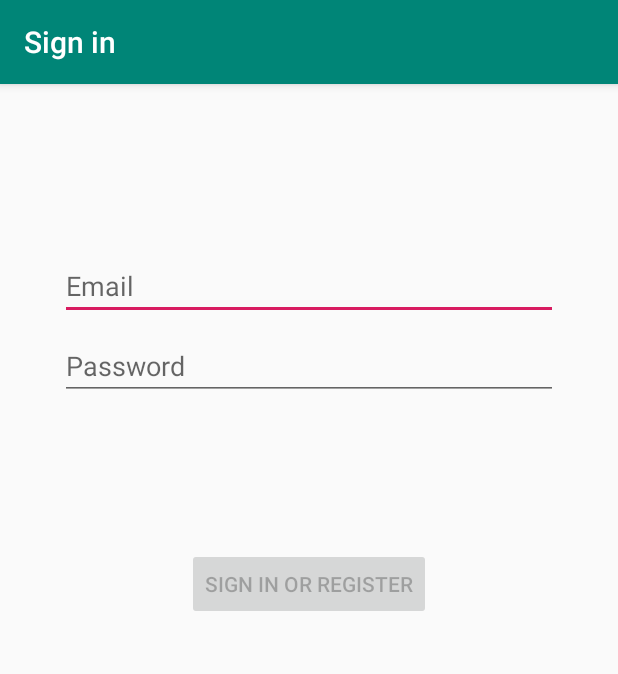
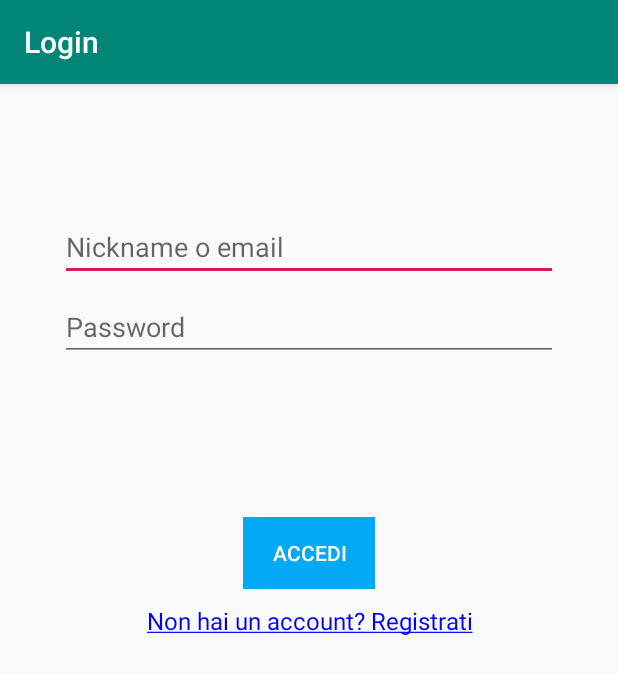
Before and after one commit to therealtod/MidiChallenge, an Android app: the LoginActivity screen opened directly, with no data from a screen before it, on a phone screen of 412 x 824 dp. Shown: the top 674 px of the screen. Run offline under Robolectric (Android 15) with nearby library versions, the phone set to English and light mode, and no system bars.

Commit message:
loginActivity and SignUpActivity progress

```diff
--- a/app/src/main/java/com/example/midichallenge/ui/login/LoginActivity.kt
+++ b/app/src/main/java/com/example/midichallenge/ui/login/LoginActivity.kt
@@ -1,6 +1,7 @@
 package com.example.midichallenge.ui.login
 
 import android.app.Activity
+import android.content.Intent
 import androidx.lifecycle.Observer
 import androidx.lifecycle.ViewModelProviders
 import android.os.Bundle
@@ -10,10 +11,8 @@ import android.text.Editable
 import android.text.TextWatcher
 import android.view.View
 import android.view.inputmethod.EditorInfo
-import android.widget.Button
-import android.widget.EditText
-import android.widget.ProgressBar
-import android.widget.Toast
+import android.widget.*
+import androidx.core.content.ContextCompat
 
 import com.example.midichallenge.R
 
@@ -26,10 +25,10 @@ class LoginActivity : AppCompatActivity() {
 
         setContentView(R.layout.activity_login)
 
-        val username = findViewById<EditText>(R.id.username)
-        val password = findViewById<EditText>(R.id.password)
-        val login = findViewById<Button>(R.id.login)
-        val loading = findViewById<ProgressBar>(R.id.loading)
+        val username = findViewById<EditText>(R.id.login_username)
+        val password = findViewById<EditText>(R.id.login_password)
+        val loginButton = findViewById<Button>(R.id.login_button)
+        val loading = findViewById<ProgressBar>(R.id.login_loading)
 
         loginViewModel = ViewModelProviders.of(this, LoginViewModelFactory())
             .get(LoginViewModel::class.java)
@@ -38,7 +37,7 @@ class LoginActivity : AppCompatActivity() {
             val loginState = it ?: return@Observer
 
             // disable login button unless both username / password is valid
-            login.isEnabled = loginState.isDataValid
+            loginButton.isEnabled = loginState.isDataValid
 
             if (loginState.usernameError != null) {
                 username.error = getString(loginState.usernameError)
@@ -90,10 +89,17 @@ class LoginActivity : AppCompatActivity() {
                 false
             }
 
-            login.setOnClickListener {
+            loginButton.setOnClickListener {
                 loading.visibility = View.VISIBLE
                 loginViewModel.login(username.text.toString(), password.text.toString())
             }
+        }
+
+        val signUpLink : TextView = findViewById(R.id.login_signUp_link)
+        signUpLink.setOnClickListener { view ->
+            val intent = Intent(this, SignUpActivity::class.java)
+            startActivity(intent)
+            finish()
         }
     }
 
--- a/app/src/main/java/com/example/midichallenge/ui/login/LoginViewModel.kt
+++ b/app/src/main/java/com/example/midichallenge/ui/login/LoginViewModel.kt
@@ -31,9 +31,9 @@ class LoginViewModel(private val loginRepository: LoginRepository) : ViewModel()
 
     fun loginDataChanged(username: String, password: String) {
         if (!isUserNameValid(username)) {
-            _loginForm.value = LoginFormState(usernameError = R.string.invalid_username)
+            _loginForm.value = LoginFormState(usernameError = R.string.login_invalid_username)
         } else if (!isPasswordValid(password)) {
-            _loginForm.value = LoginFormState(passwordError = R.string.invalid_password)
+            _loginForm.value = LoginFormState(passwordError = R.string.login_invalid_password)
         } else {
             _loginForm.value = LoginFormState(isDataValid = true)
         }
--- a/app/src/main/res/layout/activity_login.xml
+++ b/app/src/main/res/layout/activity_login.xml
@@ -11,23 +11,34 @@
     android:paddingBottom="@dimen/activity_vertical_margin"
     tools:context="com.example.midichallenge.ui.login.LoginActivity">
 
+    <ImageView
+        android:id="@+id/login_imageView"
+        android:layout_width="wrap_content"
+        android:layout_height="wrap_content"
+        android:layout_marginTop="20dp"
+        app:layout_constraintLeft_toLeftOf="parent"
+        app:layout_constraintRight_toRightOf="parent"
+        app:layout_constraintTop_toTopOf="parent"
+        tools:layout_editor_absoluteX="140dp"
+        tools:srcCompat="@tools:sample/avatars[2]" />
+
     <EditText
-        android:id="@+id/username"
+        android:id="@+id/login_username"
         android:layout_width="0dp"
         android:layout_height="wrap_content"
         android:layout_marginStart="24dp"
-        android:layout_marginTop="96dp"
+        android:layout_marginTop="50dp"
         android:layout_marginEnd="24dp"
 
-        android:hint="@string/prompt_email"
+        android:hint="@string/login_prompt_nickname_or_email"
         android:inputType="textEmailAddress"
         android:selectAllOnFocus="true"
         app:layout_constraintEnd_toEndOf="parent"
         app:layout_constraintStart_toStartOf="parent"
-        app:layout_constraintTop_toTopOf="parent" />
+        app:layout_constraintTop_toBottomOf="@id/login_imageView" />
 
     <EditText
-        android:id="@+id/password"
+        android:id="@+id/login_password"
         android:layout_width="0dp"
         android:layout_height="wrap_content"
         android:layout_marginStart="24dp"
@@ -35,16 +46,14 @@
         android:layout_marginEnd="24dp"
 
         android:hint="@string/prompt_password"
-        android:imeActionLabel="@string/action_sign_in_short"
-        android:imeOptions="actionDone"
         android:inputType="textPassword"
         android:selectAllOnFocus="true"
         app:layout_constraintEnd_toEndOf="parent"
         app:layout_constraintStart_toStartOf="parent"
-        app:layout_constraintTop_toBottomOf="@+id/username" />
+        app:layout_constraintTop_toBottomOf="@+id/login_username" />
 
     <Button
-        android:id="@+id/login"
+        android:id="@+id/login_button"
         android:layout_width="wrap_content"
         android:layout_height="wrap_content"
         android:layout_gravity="start"
@@ -52,16 +61,33 @@
         android:layout_marginTop="16dp"
         android:layout_marginEnd="48dp"
         android:layout_marginBottom="64dp"
+        android:background="@color/LightBlue"
+        android:textColor="@color/white"
         android:enabled="false"
-        android:text="@string/action_sign_in"
+        android:text="@string/login_button_text"
         app:layout_constraintBottom_toBottomOf="parent"
         app:layout_constraintEnd_toEndOf="parent"
         app:layout_constraintStart_toStartOf="parent"
-        app:layout_constraintTop_toBottomOf="@+id/password"
+        app:layout_constraintTop_toBottomOf="@+id/login_password"
         app:layout_constraintVertical_bias="0.2" />
 
+    <TextView
+        android:id="@+id/login_signUp_link"
+        android:layout_width="fill_parent"
+        android:layout_height="wrap_content"
+        android:layout_marginTop="10dp"
+        android:clickable="true"
+
+        android:gravity="center"
+        android:text="@string/login_link_sign_up"
+        android:textColor="@color/blue"
+        android:textSize="16dip"
+        app:layout_constraintEnd_toEndOf="parent"
+        app:layout_constraintStart_toStartOf="parent"
+        app:layout_constraintTop_toBottomOf="@+id/login_button" />
+
     <ProgressBar
-        android:id="@+id/loading"
+        android:id="@+id/login_loading"
         android:layout_width="wrap_content"
         android:layout_height="wrap_content"
         android:layout_gravity="center"
@@ -71,8 +97,11 @@
         android:layout_marginBottom="64dp"
         android:visibility="gone"
         app:layout_constraintBottom_toBottomOf="parent"
-        app:layout_constraintEnd_toEndOf="@+id/password"
-        app:layout_constraintStart_toStartOf="@+id/password"
+        app:layout_constraintEnd_toEndOf="parent"
+        app:layout_constraintHorizontal_bias="0.5"
+        app:layout_constraintStart_toStartOf="parent"
         app:layout_constraintTop_toTopOf="parent"
         app:layout_constraintVertical_bias="0.3" />
+
+
 </androidx.constraintlayout.widget.ConstraintLayout>
--- a/app/src/main/res/values/colors.xml
+++ b/app/src/main/res/values/colors.xml
@@ -11,6 +11,8 @@
     <color name="green">#008000</color>
     <color name="red">#FF0000</color>
     <color name="orange">#FFA500</color>
+    <color name="blue">#0000FF</color>
+    <color name="LightBlue">#03A9F4</color>
     <color name="transparent">#88000000</color>
 
 </resources>
--- a/app/src/main/res/values/strings.xml
+++ b/app/src/main/res/values/strings.xml
@@ -38,14 +38,32 @@
     <string name="dialog_correct_answer_text">RISPOSTA CORRETTA!</string>
     <string name="dialog_wrong_answer_text">RISPOSTA SBAGLIATA!</string>
     <string name="dialog_next_button">Continua</string>
-    <string name="title_activity_login">Sign in</string>
-    <string name="prompt_email">Email</string>
+
+    <!--SignUpActivity components-->
+    <string name="title_activity_sign_up">Registrazione</string>
+    <string name="sign_up_prompt_nickname">Nickname</string>
+    <string name="sign_up_prompt_email">Email</string>
+    <string name="sign_up_prompt_password_confirm">Conferma Password</string>
+    <string name="sign_up_button_text">Registrati</string>
+    <string name="sign_up_link_login"><u>Hai gia un account? Accedi</u></string>
+
+    <string name="sign_up_invalid_username">Nome utente non valido</string>
+    <string name="sign_up_invalid_password">La password deve essere di almeno 5 catratteri</string>
+    <string name="sign_up_failed">"Registrazione fallita"</string>
+
+    <!--LoginActivity components-->
+    <string name="title_activity_login">Login</string>
+    <string name="login_prompt_nickname_or_email">Nickname o email</string>
+    <string name="login_button_text">Accedi</string>
+    <string name="login_link_sign_up"><u>Non hai un account? Registrati</u></string>
+    <string name="login_invalid_username">Utente non registrato</string>
+    <string name="login_invalid_password">Combinazione utente-password non validi</string>
+    <string name="login_failed">"Login fallito"</string>
+
+    <!--Shared components LoginActivity & SignUpActivity-->
     <string name="prompt_password">Password</string>
-    <string name="action_sign_in">Sign in or register</string>
-    <string name="action_sign_in_short">Sign in</string>
-    <string name="welcome">"Welcome !"</string>
-    <string name="invalid_username">Not a valid username</string>
-    <string name="invalid_password">Password must be >5 characters</string>
-    <string name="login_failed">"Login failed"</string>
+    <string name="welcome">"Benvenuto!"</string>
+
+
 
 </resources>
```
Also changed, not shown: app/src/main/AndroidManifest.xml (+6 -2 lines), app/src/main/java/com/example/midichallenge/MainActivity.kt (+7 -0 lines), app/src/main/java/com/example/midichallenge/ui/login/SignUpActivity.kt (added, +22 -0 lines), app/src/main/res/layout/activity_sign_up.xml (renamed from app/src/main/res/layout/activity_signup.xml, +64 -17 lines), app/src/main/res/layout/content_main.xml (+8 -0 lines), 1 other file.
